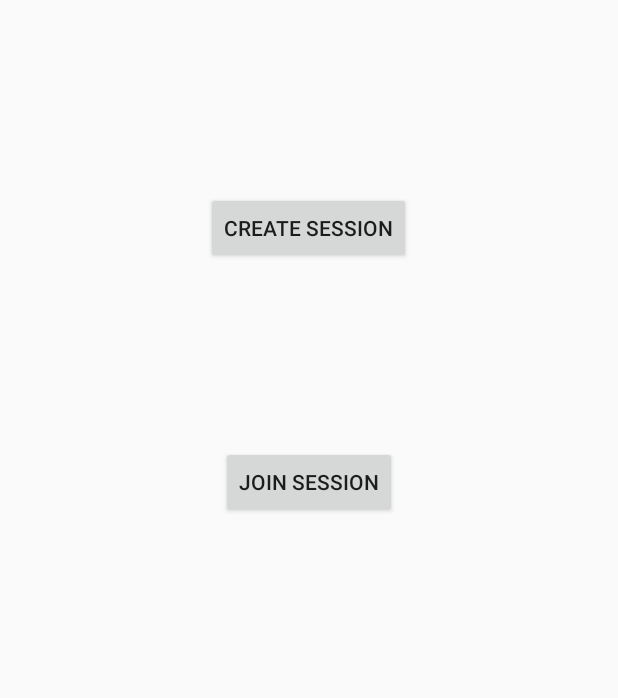
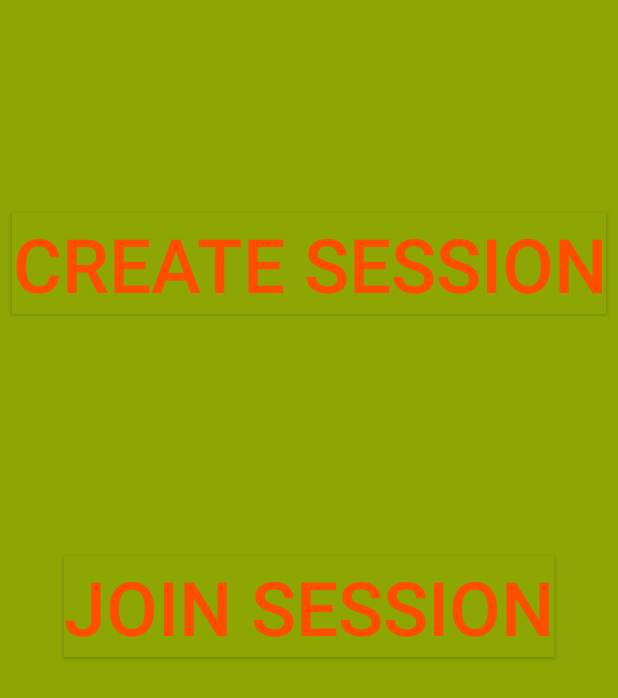
Before and after one commit to jsjqian/TapJam, an Android app: the layout activity_create_session.xml on its own in the app's theme, with its tools: preview values and no code run, on a phone screen of 412 x 824 dp. Shown: the top 698 px of the screen. Run offline under Robolectric (Android 15) with nearby library versions, the phone set to English and light mode, and no system bars.

Commit message:
connected buttons

```diff
--- a/app/src/main/res/layout/activity_create_session.xml
+++ b/app/src/main/res/layout/activity_create_session.xml
@@ -5,24 +5,31 @@
     android:paddingRight="@dimen/activity_horizontal_margin"
     android:paddingTop="@dimen/activity_vertical_margin"
     android:paddingBottom="@dimen/activity_vertical_margin"
-    tools:context="com.example.jack.tapjam.CreateSessionActivity">
+    tools:context="com.example.jack.tapjam.CreateSessionActivity"
+    android:background="#8EA604">
 
     <Button
         style="?android:attr/buttonStyleSmall"
         android:layout_width="wrap_content"
         android:layout_height="wrap_content"
         android:text="Create Session"
-        android:id="@+id/button2"
+        android:id="@+id/create"
         android:layout_alignParentTop="true"
         android:layout_centerHorizontal="true"
-        android:layout_marginTop="112dp" />
+        android:layout_marginTop="142dp"
+        android:textSize="50dp"
+        android:background="#8EA604"
+        android:textColor="#FF4E00" />
 
     <Button
         android:layout_width="wrap_content"
         android:layout_height="wrap_content"
         android:text="Join Session"
-        android:id="@+id/button3"
-        android:layout_below="@+id/button2"
+        android:id="@+id/join"
+        android:layout_below="@+id/create"
         android:layout_centerHorizontal="true"
-        android:layout_marginTop="121dp" />
+        android:layout_marginTop="161dp"
+        android:background="#8EA604"
+        android:textSize="50dp"
+        android:textColor="#FF4E00" />
 </RelativeLayout>
--- a/app/src/main/res/layout/activity_pick_instrument.xml
+++ b/app/src/main/res/layout/activity_pick_instrument.xml
@@ -12,7 +12,7 @@
         android:layout_width="wrap_content"
         android:layout_height="wrap_content"
         android:text="Synthesizer"
-        android:id="@+id/button4"
+        android:id="@+id/synth"
         android:layout_alignParentTop="true"
         android:layout_centerHorizontal="true"
         android:layout_marginTop="144dp" />
@@ -21,7 +21,7 @@
         android:layout_width="wrap_content"
         android:layout_height="wrap_content"
         android:text="Drums"
-        android:id="@+id/button5"
+        android:id="@+id/drum"
         android:layout_centerVertical="true"
         android:layout_centerHorizontal="true" />
 </RelativeLayout>
--- a/app/src/main/res/values-w820dp/dimens.xml
+++ b/app/src/main/res/values-w820dp/dimens.xml
@@ -2,5 +2,5 @@
     <!-- Example customization of dimensions originally defined in res/values/dimens.xml
          (such as screen margins) for screens with more than 820dp of available width. This
          would include 7" and 10" devices in landscape (~960dp and ~1280dp respectively). -->
-    <dimen name="activity_horizontal_margin">64dp</dimen>
+    <dimen name="activity_horizontal_margin">0dp</dimen>
 </resources>
--- a/app/src/main/res/values/dimens.xml
+++ b/app/src/main/res/values/dimens.xml
@@ -1,5 +1,5 @@
 <resources>
     <!-- Default screen margins, per the Android Design guidelines. -->
-    <dimen name="activity_horizontal_margin">16dp</dimen>
-    <dimen name="activity_vertical_margin">16dp</dimen>
+    <dimen name="activity_horizontal_margin">0dp</dimen>
+    <dimen name="activity_vertical_margin">0dp</dimen>
 </resources>
```
Also changed, not shown: app/src/main/AndroidManifest.xml (+6 -6 lines), app/src/main/java/com/example/jack/tapjam/CreateSessionActivity.java (+24 -1 lines), app/src/main/java/com/example/jack/tapjam/MainActivity.java (+12 -0 lines), app/src/main/java/com/example/jack/tapjam/PickInstrumentActivity.java (+24 -1 lines), app/src/main/res/layout/activity_main.xml (+16 -5 lines), app/src/main/res/drawable/start_button.png (added).
